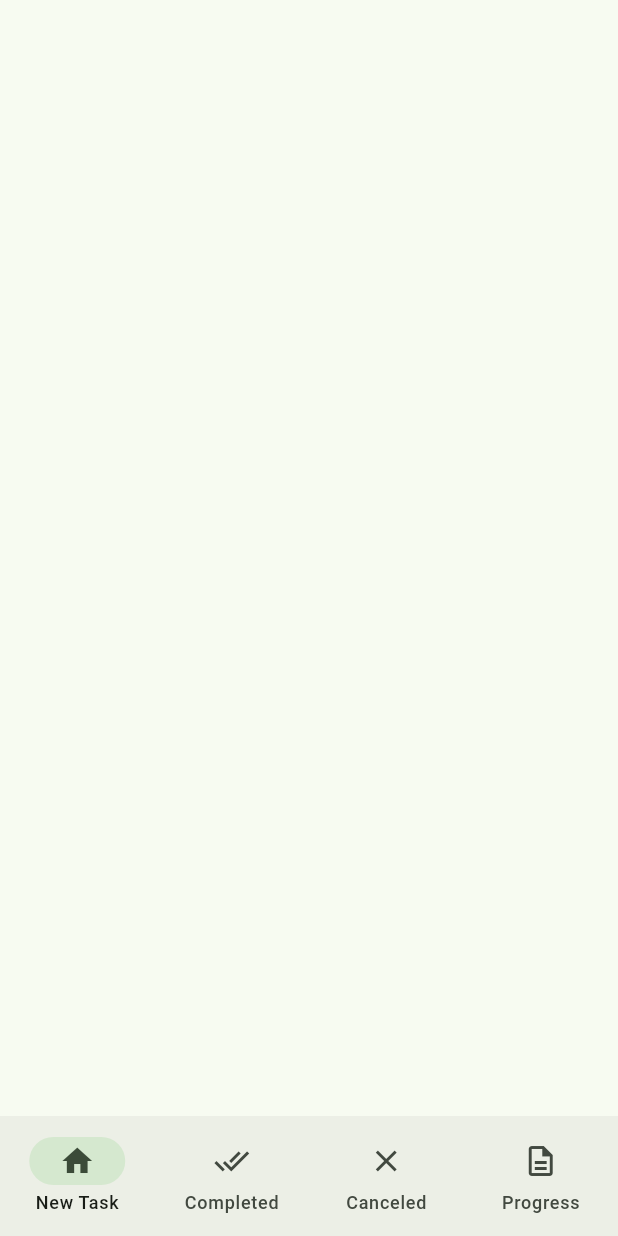
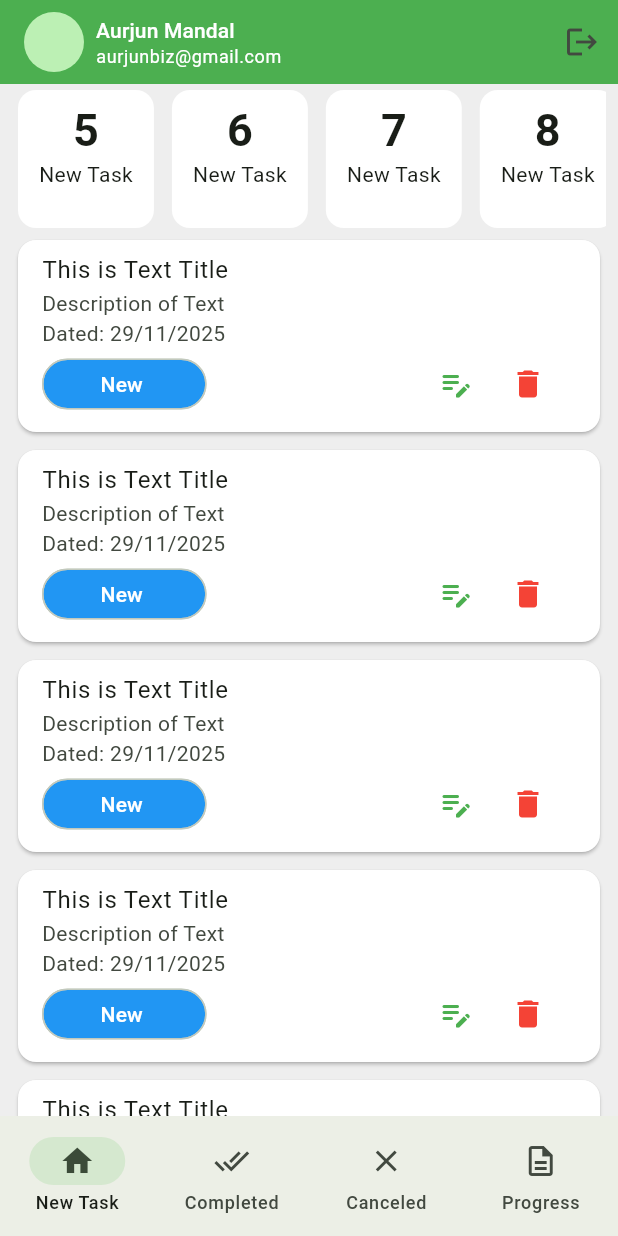
Before and after one commit to aurjunchandra/joy_flutter, a Flutter app: the MainNavHolderScreen screen opened directly, on a phone screen of 412 x 824 dp. Run offline on Flutter 3.47's test engine with Material 3 defaults, Android fonts, the phone set to English and light mode, and no system bars; our stand-ins replace flutter_screenutil, flutter_svg, pin_code_fields.

Commit message:
task_management, class-3

```diff
--- a/task_manager/lib/ui/screens/main_nav_holder_screen.dart
+++ b/task_manager/lib/ui/screens/main_nav_holder_screen.dart
@@ -1,4 +1,6 @@
 import 'package:flutter/material.dart';
+import 'package:task_manager/ui/screens/new_task_screen.dart';
+import 'package:task_manager/ui/screens/progress_task_screen.dart';
 class MainNavHolderScreen extends StatefulWidget {
   const MainNavHolderScreen({super.key});
 
@@ -9,13 +11,24 @@ class MainNavHolderScreen extends StatefulWidget {
 class _MainNavHolderScreenState extends State<MainNavHolderScreen> {
 
   int _selectedIndex = 0;
- // List <widget> screens = ;
+ List <Widget> _screens =[
+   NewTaskScreen(),
+   ProgressTaskScreen(),
+   ProgressTaskScreen(),
+   ProgressTaskScreen()
+
+ ] ;
   @override
   Widget build(BuildContext context) {
     return Scaffold(
+      body: _screens[_selectedIndex],
       bottomNavigationBar: NavigationBar(
-          //selectedIndex: ,
+          selectedIndex: _selectedIndex,
           onDestinationSelected: (int index){
+            _selectedIndex = index;
+            setState(() {
+
+            });
 
           },
           destinations: [
--- /dev/null
+++ b/task_manager/lib/ui/screens/new_task_screen.dart
@@ -0,0 +1,53 @@
+import 'package:flutter/material.dart';
+import 'package:task_manager/ui/screens/task_card.dart';
+import 'package:task_manager/ui/screens/task_count_by_status.dart';
+
+import '../widget/tm_app_bar.dart';
+class NewTaskScreen extends StatefulWidget {
+  const NewTaskScreen({super.key});
+
+  @override
+  State<NewTaskScreen> createState() => _NewTaskScreenState();
+}
+
+class _NewTaskScreenState extends State<NewTaskScreen> {
+  @override
+  Widget build(BuildContext context) {
+    return Scaffold(
+      backgroundColor: Colors.grey.shade200,
+      appBar: TMAppBar(),
+      body: Column(
+        children: [
+          Padding(
+            padding: const EdgeInsets.symmetric(horizontal: 8.0),
+            child: SizedBox(
+              height: 100,
+              child: ListView.separated(
+                scrollDirection: Axis.horizontal,
+                itemCount: 4,
+                  itemBuilder: (context, index){
+                  return TaskCountByStatus(title: 'New Task', count: index+5,);
+                  }, separatorBuilder: (BuildContext context, int index) {
+                  return SizedBox(width: 4,);
+              },
+              ),
+            ),
+          ),
+          Expanded(
+            child: ListView.separated(
+              itemCount: 10,
+                itemBuilder: (context, index){
+                return TaskCart();
+                },
+                separatorBuilder: (context, index){
+                return SizedBox(height: 4,);
+                },
+
+
+          )
+          )
+            ],
+      ),
+    );
+  }
+}
--- /dev/null
+++ b/task_manager/lib/ui/screens/progress_task_screen.dart
@@ -0,0 +1,15 @@
+import 'package:flutter/material.dart';
+
+class ProgressTaskScreen extends StatefulWidget {
+  const ProgressTaskScreen({super.key});
+
+  @override
+  State<ProgressTaskScreen> createState() => _ProgressTaskScreenState();
+}
+
+class _ProgressTaskScreenState extends State<ProgressTaskScreen> {
+  @override
+  Widget build(BuildContext context) {
+    return const Placeholder();
+  }
+}
--- /dev/null
+++ b/task_manager/lib/ui/screens/task_card.dart
@@ -0,0 +1,44 @@
+import 'package:flutter/material.dart';
+class TaskCart extends StatelessWidget {
+  const TaskCart({
+    super.key,
+  });
+
+  @override
+  Widget build(BuildContext context) {
+    return Padding(
+      padding: const EdgeInsets.symmetric(horizontal: 8.0),
+      child: Card(
+        color:Colors.white,
+        child: ListTile(
+          shape: RoundedRectangleBorder(
+            borderRadius: BorderRadius.circular(10)
+          ),
+          title: Text('This is Text Title '),
+          subtitle: Column(
+            crossAxisAlignment: CrossAxisAlignment.start,
+            children: [
+              Text('Description of Text'),
+              Text('Dated: 29/11/2025'),
+              Row(
+                children: [
+                  Chip(
+                    label: Text('New '),
+                    backgroundColor: Colors.blue,
+                    labelStyle: TextStyle(color: Colors.white),
+                    padding: EdgeInsets.symmetric(horizontal: 30),
+                    shape: RoundedRectangleBorder(
+                        borderRadius: BorderRadius.circular(20)
+                    ),),
+                  Spacer(),
+                  IconButton(onPressed: (){}, icon: Icon(Icons.edit_note_rounded), color: Colors.green,),
+                  IconButton(onPressed: (){}, icon: Icon(Icons.delete), color: Colors.red,),
+                ],
+              )
+            ],
+          ),
+        ),
+      ),
+    );
+  }
+}
--- /dev/null
+++ b/task_manager/lib/ui/screens/task_count_by_status.dart
@@ -0,0 +1,28 @@
+import 'package:flutter/material.dart';
+class TaskCountByStatus extends StatelessWidget {
+  const TaskCountByStatus({
+    super.key, required this.title, required this.count,
+  });
+
+  final String title;
+  final int count;
+
+  @override
+  Widget build(BuildContext context) {
+    return Card(
+      color: Colors.white,
+      elevation: 0,
+      child: Padding(
+        padding: const EdgeInsets.symmetric(horizontal: 14, vertical: 8),
+        child: Column(
+          children: [
+            Text(count.toString(),
+              style: Theme.of(context).textTheme.titleLarge,
+            ),
+            Text(title),
+          ],
+        ),
+      ),
+    );
+  }
+}
--- /dev/null
+++ b/task_manager/lib/ui/widget/tm_app_bar.dart
@@ -0,0 +1,39 @@
+import 'package:flutter/material.dart';
+class TMAppBar extends StatelessWidget implements PreferredSizeWidget{
+  const TMAppBar({
+    super.key,
+  });
+
+  @override
+  Widget build(BuildContext context) {
+    return AppBar(
+        backgroundColor: Colors.green,
+        title: Row(
+          children: [
+            //Image.asset('assets/images/me.png', width: 30, height: 30,),
+            CircleAvatar(),
+            SizedBox(width: 8,),
+            Column(
+              crossAxisAlignment: CrossAxisAlignment.start,
+              children: [
+                Text('Aurjun Mandal',
+                  style: Theme.of(context).textTheme.titleSmall?.copyWith(color: Colors.white),
+                ),
+                Text('aurjunbiz@gmail.com',
+                  style: Theme.of(context).textTheme.bodySmall?.copyWith(color: Colors.white),
+                )
+              ],
+            ),
+
+          ],
+        ),
+        actions: [
+          IconButton(onPressed: (){}, icon: Icon(Icons.logout))
+        ]
+    );
+  }
+
+  @override
+  // TODO: implement preferredSize
+  Size get preferredSize => Size.fromHeight(kToolbarHeight);
+}
```
Also changed, not shown: task_manager/assets/images/me.png (added).
